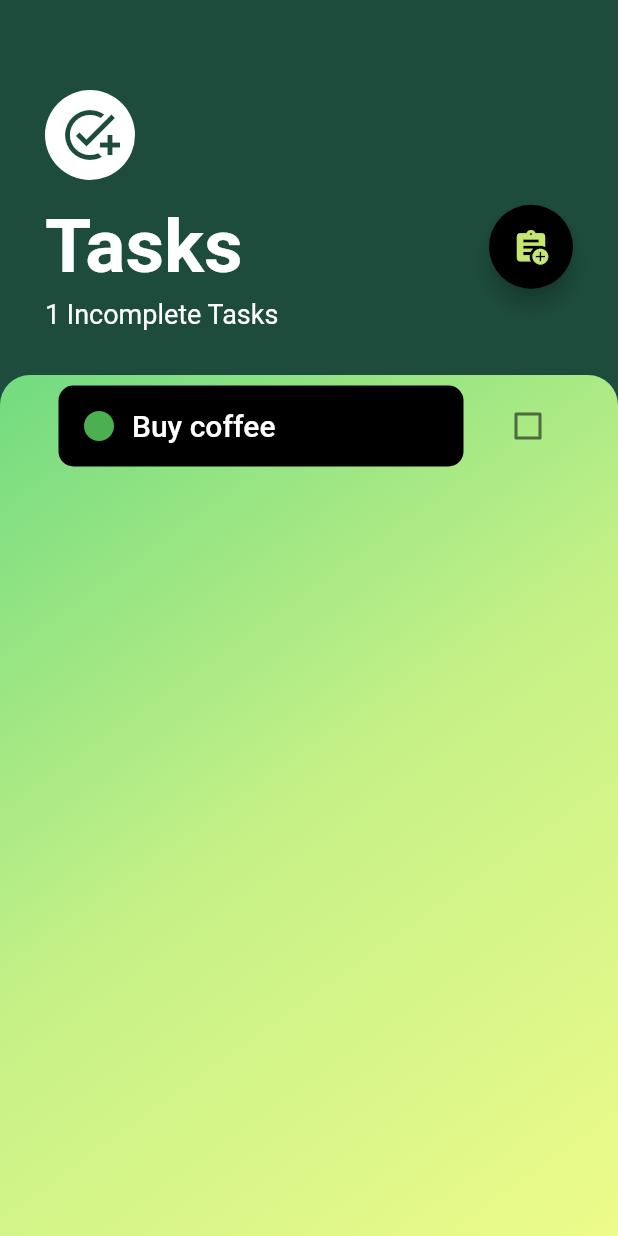
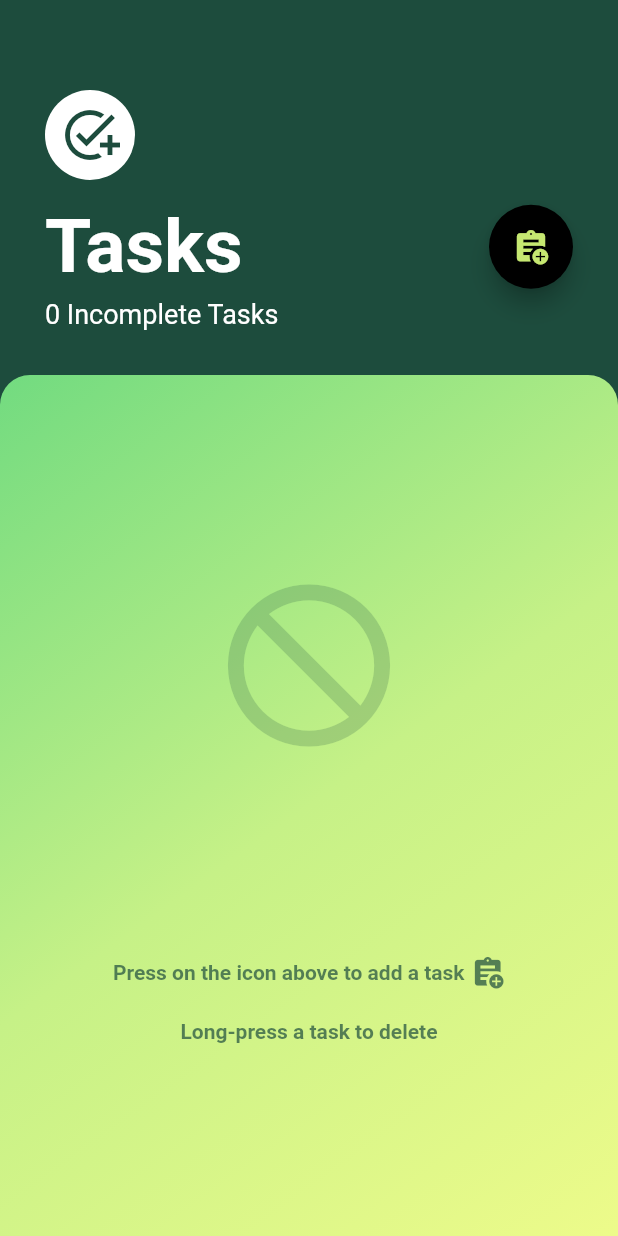
Before and after one commit to srijanishere/To-Do-App, a Flutter app: the screen it shows after launch, on a phone screen of 412 x 824 dp. Run offline on Flutter 3.47's test engine with Material 2 defaults, Android fonts, the phone set to English and light mode, and no system bars; our stand-ins replace toggle_switch; missing offline and left inert: slide_to_confirm.

Commit message:
added empty task screen

```diff
--- a/to_do_app/lib/models/task_data.dart
+++ b/to_do_app/lib/models/task_data.dart
@@ -3,9 +3,7 @@ import 'package:to_do_app/models/task.dart';
 import 'dart:collection';
 
 class TaskData extends ChangeNotifier {
-  List<Task> _tasks = [
-    Task(taskName: "Buy coffee"),
-  ];
+  List<Task> _tasks = [];
 
   UnmodifiableListView<Task>? get tasks {
     return UnmodifiableListView(_tasks);
@@ -20,4 +18,14 @@ class TaskData extends ChangeNotifier {
     _tasks.add(task);
     notifyListeners();
   }
+
+  void updateTask(Task task) {
+    task.toggleDone();
+    notifyListeners();
+  }
+
+  void deleteTask(Task task) {
+    _tasks.remove(task);
+    notifyListeners();
+  }
 }
--- /dev/null
+++ b/to_do_app/lib/screens/empty_task_screen.dart
@@ -0,0 +1,56 @@
+import 'package:flutter/material.dart';
+
+class EmptyTaskScreen extends StatelessWidget {
+  const EmptyTaskScreen({
+    super.key,
+  });
+
+  @override
+  Widget build(BuildContext context) {
+    return Center(
+        child: Column(
+      mainAxisAlignment: MainAxisAlignment.spaceEvenly,
+      children: [
+        Icon(
+          Icons.not_interested_rounded,
+          size: 130.0,
+          color: Color(0xff1d4c3d).withOpacity(0.2),
+        ),
+        Column(
+          children: [
+            Row(
+              mainAxisAlignment: MainAxisAlignment.center,
+              children: [
+                Text(
+                  'Press on the icon above to add a task',
+                  style: TextStyle(
+                    color: Color(0xff1d4c3d).withOpacity(0.7),
+                    fontWeight: FontWeight.w700,
+                  ),
+                ),
+                SizedBox(
+                  width: 4.0,
+                ),
+                Icon(
+                  Icons.assignment_add,
+                  color: Color(0xff1d4c3d).withOpacity(0.7),
+                  size: 23.0,
+                ),
+              ],
+            ),
+            SizedBox(
+              height: 20.0,
+            ),
+            Text(
+              'Long-press a task to delete',
+              style: TextStyle(
+                color: Color(0xff1d4c3d).withOpacity(0.7),
+                fontWeight: FontWeight.w700,
+              ),
+            ),
+          ],
+        )
+      ],
+    ));
+  }
+}
--- a/to_do_app/lib/screens/tasks_screen.dart
+++ b/to_do_app/lib/screens/tasks_screen.dart
@@ -3,6 +3,7 @@ import 'package:to_do_app/widgets/task_list.dart';
 import 'package:to_do_app/screens/add_tasks_screen.dart';
 import 'package:to_do_app/models/task_data.dart';
 import 'package:provider/provider.dart';
+import 'package:to_do_app/screens/empty_task_screen.dart';
 
 class TasksScreen extends StatelessWidget {
   // Widget buildBottomSheet(BuildContext context) {
@@ -47,7 +48,14 @@ class TasksScreen extends StatelessWidget {
                         //will allow us to create a new task
                         showModalBottomSheet(
                           context: context,
-                          builder: (context) => AddTasksScreen(),
+                          builder: (context) => SingleChildScrollView(
+                            child: Container(
+                              padding: EdgeInsets.only(
+                                  bottom:
+                                      MediaQuery.of(context).viewInsets.bottom),
+                              child: AddTasksScreen(),
+                            ),
+                          ),
                           // isScrollControlled: true, //to make the modal occupy the full screen
                         );
                       },
@@ -94,16 +102,7 @@ class TasksScreen extends StatelessWidget {
                 ),
               ),
               child: (Provider.of<TaskData>(context).taskCount == 0)
-                  ? Center(
-                      child: Text(
-                        'NO TASKS YET',
-                        style: TextStyle(
-                          fontSize: 24.0,
-                          fontWeight: FontWeight.w900,
-                          color: Color(0xff1d4c3d),
-                        ),
-                      ),
-                    )
+                  ? EmptyTaskScreen()
                   : TasksList(),
             ),
           ),
@@ -112,13 +111,3 @@ class TasksScreen extends StatelessWidget {
     );
   }
 }
-
-
-// SingleChildScrollView(
-//                             child: Container(
-//                               padding: EdgeInsets.only(
-//                                   bottom:
-//                                       MediaQuery.of(context).viewInsets.bottom),
-//                               child: AddTasksScreen(),
-//                             ),
-//                           )
--- a/to_do_app/lib/widgets/task_list.dart
+++ b/to_do_app/lib/widgets/task_list.dart
@@ -19,14 +19,16 @@ class TasksList extends StatelessWidget {
       builder: (context, taskData, child) {
         return ListView.builder(
           itemBuilder: (context, index) {
+            final task = taskData.tasks![index];
             return TaskTile(
-              isChecked: taskData.tasks![index].isDone,
-              taskTitle: taskData.tasks![index].taskName,
-              priority: taskData.tasks![index].priority,
+              isChecked: task.isDone,
+              taskTitle: task.taskName,
+              priority: task.priority,
               checkboxCallback: (bool? checkboxState) {
-                // setState(() {
-                //   Provider.of<TaskData>(context).tasks[index].toggleDone();
-                // });
+                taskData.updateTask(task);
+              },
+              longPressCallback: () {
+                taskData.deleteTask(task);
               },
             );
           },
--- a/to_do_app/lib/widgets/task_tile.dart
+++ b/to_do_app/lib/widgets/task_tile.dart
@@ -5,22 +5,20 @@ class TaskTile extends StatelessWidget {
   final String taskTitle;
   final int? priority;
   final Function(bool?) checkboxCallback;
+  final Function()? longPressCallback;
 
   TaskTile({
     required this.isChecked,
     required this.taskTitle,
     required this.priority,
     required this.checkboxCallback,
+    this.longPressCallback,
   });
-
-  // (bool? checkboxState) {
-  //   setState(() {
-  //     isChecked = checkboxState!;
-  //   });
 
   @override
   Widget build(BuildContext context) {
     return ListTile(
+      onLongPress: longPressCallback,
       title: Container(
         decoration: BoxDecoration(
             boxShadow: [
```
